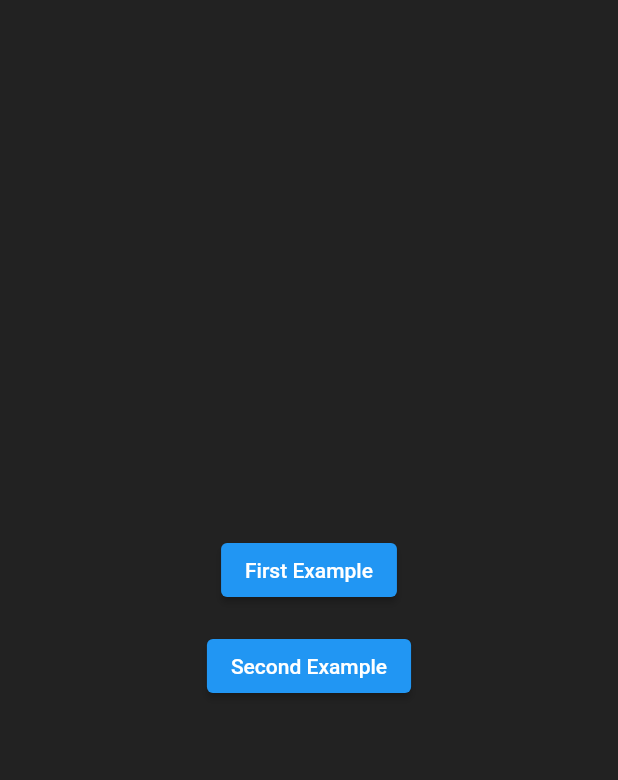
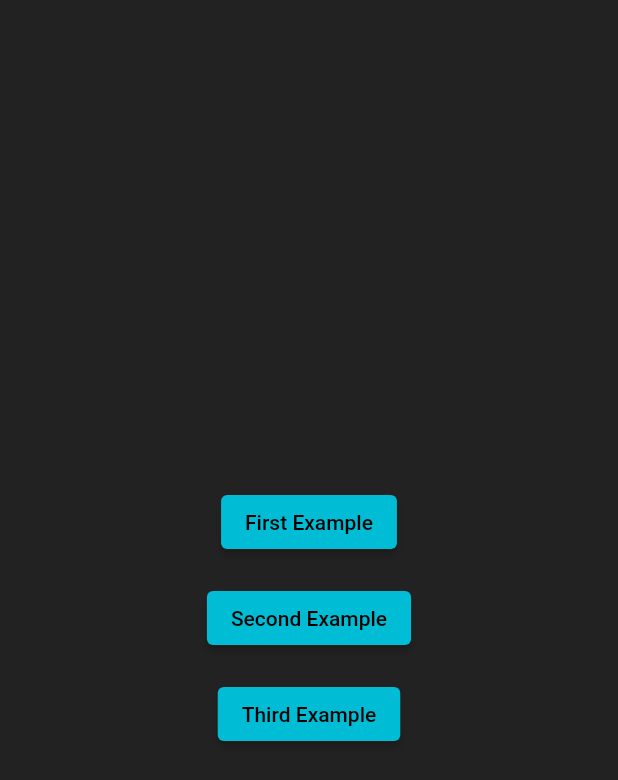
Before and after one commit to satyam-seth-learnings/flutter_experiments, a Flutter app: the screen it shows after launch, on a phone screen of 412 x 824 dp. Shown: the top 780 px of the screen. Run offline on Flutter 3.47's test engine with Material 2 defaults, Android fonts, the phone set to English and light mode, and no system bars; missing offline and left inert: fraction, random_color.

Commit message:
add custom scroll view third example

```diff
--- a/custom scroll view example/custom_scroll_view_example/lib/main.dart
+++ b/custom scroll view example/custom_scroll_view_example/lib/main.dart
@@ -15,7 +15,7 @@ class MyApp extends StatelessWidget {
     return MaterialApp(
       title: 'Flutter Custom Scroll View Demo',
       theme: ThemeData(
-        primarySwatch: Colors.blue,
+        primarySwatch: Colors.cyan,
       ),
       home: const HomePage(),
       debugShowCheckedModeBanner: false,
--- a/custom scroll view example/custom_scroll_view_example/lib/screens/home_screen.dart
+++ b/custom scroll view example/custom_scroll_view_example/lib/screens/home_screen.dart
@@ -2,6 +2,7 @@ import 'package:flutter/material.dart';
 
 import 'first_example.dart';
 import 'second_example.dart';
+import 'third_example.dart';
 
 class HomePage extends StatelessWidget {
   const HomePage({super.key});
@@ -42,6 +43,14 @@ class HomePage extends StatelessWidget {
     );
   }
 
+  Widget _thirdExampleButton(BuildContext context) {
+    return _exampleButton(
+      context: context,
+      title: 'Third Example',
+      builder: (context) => const ThirdExample(),
+    );
+  }
+
   @override
   Widget build(BuildContext context) {
     return Scaffold(
@@ -54,6 +63,7 @@ class HomePage extends StatelessWidget {
             children: [
               _firstExampleButton(context),
               _secondExampleButton(context),
+              _thirdExampleButton(context),
             ],
           ),
         ),
```
Also changed, not shown: custom scroll view example/custom_scroll_view_example/lib/screens/third_example.dart (added, +66 -0 lines), 1 other file.
